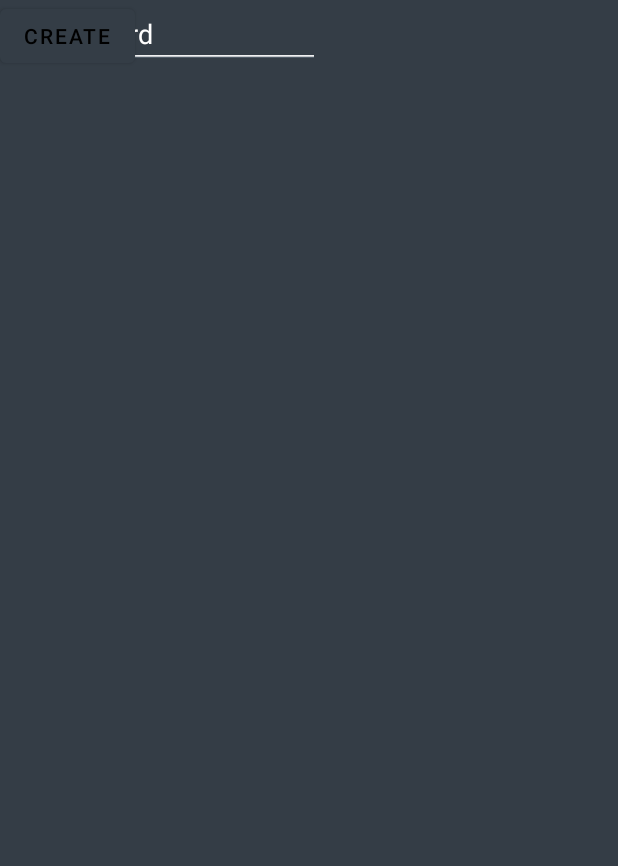
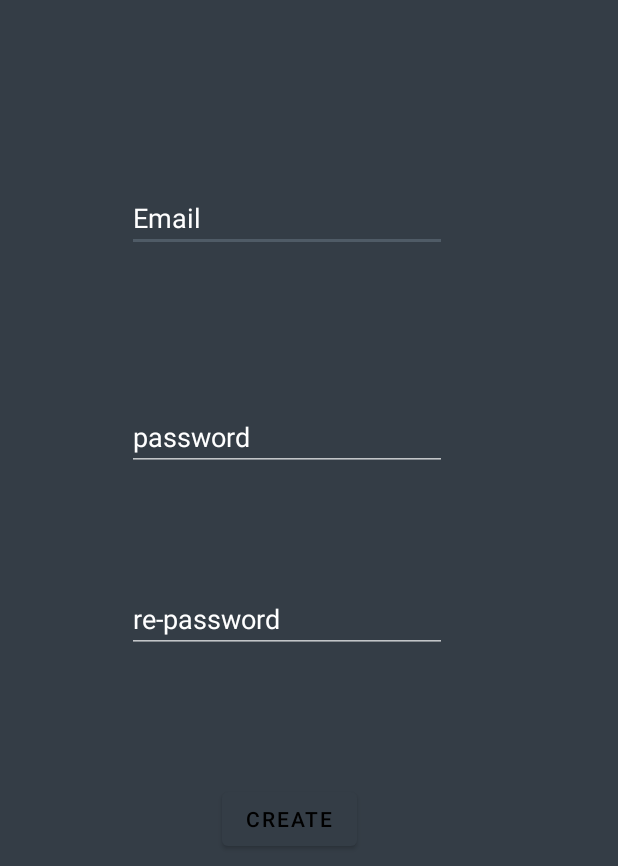
Before and after one commit to MaT1g3R/Halp, an Android app: the create_account screen opened directly, with no data from a screen before it, on a phone screen of 412 x 824 dp. Before the commit the part shown is almost empty. Shown: the top 866 px of the screen. Run offline under Robolectric (Android 15) with nearby library versions, the phone set to English and light mode, and no system bars.

Commit message:
Fixed the margins on the main page and create account page

```diff
--- a/AndroidApp/app/src/main/res/layout/activity_create_account.xml
+++ b/AndroidApp/app/src/main/res/layout/activity_create_account.xml
@@ -10,37 +10,61 @@
         android:id="@+id/editText3"
         android:layout_width="wrap_content"
         android:layout_height="wrap_content"
+        android:layout_marginStart="84dp"
+        android:layout_marginTop="98dp"
+        android:layout_marginEnd="114dp"
+        android:layout_marginBottom="38dp"
         android:ems="10"
         android:inputType="textPersonName"
         android:text="Email"
-        tools:layout_editor_absoluteX="84dp"
-        tools:layout_editor_absoluteY="99dp" />
+        app:layout_constraintBottom_toTopOf="@+id/editText6"
+        app:layout_constraintEnd_toEndOf="parent"
+        app:layout_constraintStart_toStartOf="parent"
+        app:layout_constraintTop_toTopOf="parent" />
 
     <Button
         android:id="@+id/button3"
         android:layout_width="wrap_content"
         android:layout_height="wrap_content"
+        android:layout_marginStart="149dp"
+        android:layout_marginTop="22dp"
+        android:layout_marginEnd="175dp"
+        android:layout_marginBottom="229dp"
         android:text="create"
-        tools:layout_editor_absoluteX="148dp"
-        tools:layout_editor_absoluteY="366dp" />
+        app:layout_constraintBottom_toBottomOf="parent"
+        app:layout_constraintEnd_toEndOf="parent"
+        app:layout_constraintStart_toStartOf="parent"
+        app:layout_constraintTop_toBottomOf="@+id/editText7" />
 
     <EditText
         android:id="@+id/editText6"
         android:layout_width="wrap_content"
         android:layout_height="wrap_content"
+        android:layout_marginStart="84dp"
+        android:layout_marginTop="38dp"
+        android:layout_marginEnd="114dp"
+        android:layout_marginBottom="35dp"
         android:ems="10"
         android:inputType="textPersonName"
         android:text="password"
-        tools:layout_editor_absoluteX="84dp"
-        tools:layout_editor_absoluteY="181dp" />
+        app:layout_constraintBottom_toTopOf="@+id/editText7"
+        app:layout_constraintEnd_toEndOf="parent"
+        app:layout_constraintStart_toStartOf="parent"
+        app:layout_constraintTop_toBottomOf="@+id/editText3" />
 
     <EditText
         android:id="@+id/editText7"
         android:layout_width="wrap_content"
         android:layout_height="wrap_content"
+        android:layout_marginStart="84dp"
+        android:layout_marginTop="16dp"
+        android:layout_marginEnd="114dp"
+        android:layout_marginBottom="40dp"
         android:ems="10"
         android:inputType="textPersonName"
         android:text="re-password"
-        tools:layout_editor_absoluteX="84dp"
-        tools:layout_editor_absoluteY="261dp" />
+        app:layout_constraintBottom_toTopOf="@+id/button3"
+        app:layout_constraintEnd_toEndOf="parent"
+        app:layout_constraintStart_toStartOf="parent"
+        app:layout_constraintTop_toBottomOf="@+id/editText6" />
 </android.support.constraint.ConstraintLayout>
```
Also changed, not shown: AndroidApp/app/src/main/res/layout/activity_main.xml (+30 -8 lines).
